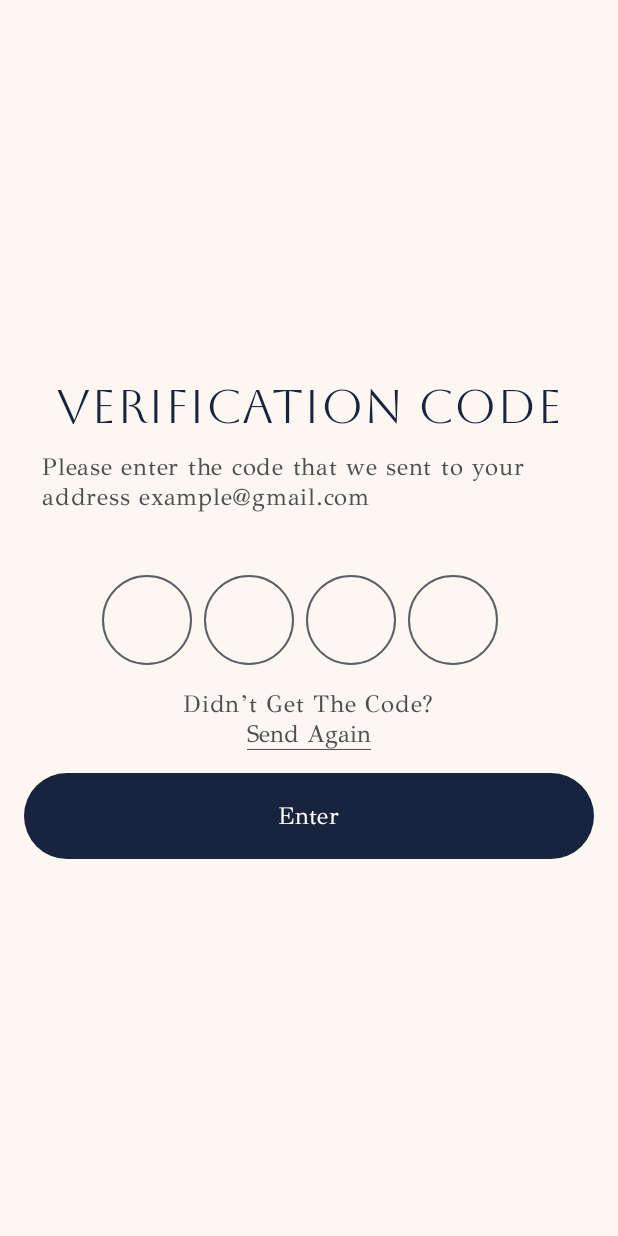
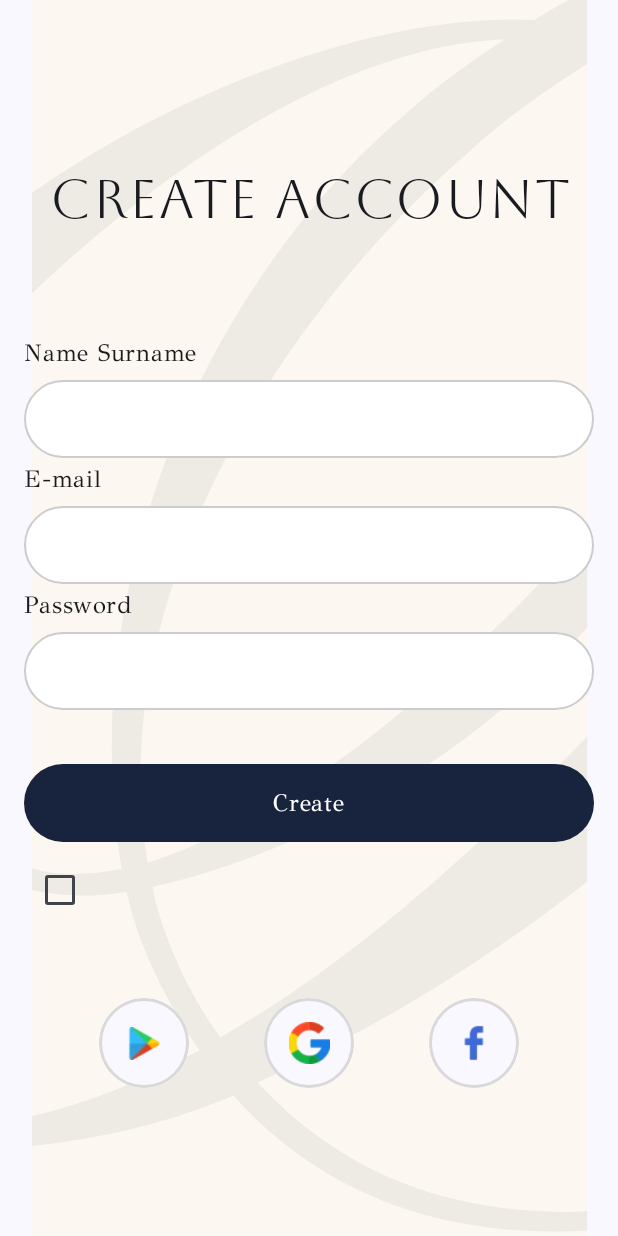
Before and after one commit to perimsu/Rarely-App, an Android app built with Jetpack Compose: the screen it shows after launch (MainActivity), on a phone screen of 412 x 824 dp. Run offline under Robolectric (Android 15) with nearby library versions, the phone set to English and light mode, and no system bars.

Commit message:
implemented register screen

```diff
--- a/app/src/main/java/com/example/rarelyapp/MainActivity.kt
+++ b/app/src/main/java/com/example/rarelyapp/MainActivity.kt
@@ -4,14 +4,14 @@ import android.os.Bundle
 import androidx.activity.ComponentActivity
 import androidx.activity.compose.setContent
 import androidx.activity.enableEdgeToEdge
+import androidx.activity.viewModels
 import androidx.compose.foundation.layout.fillMaxSize
-import androidx.compose.foundation.layout.padding
 import androidx.compose.material3.Scaffold
-import androidx.compose.material3.Text
-import androidx.compose.runtime.Composable
+import androidx.compose.runtime.getValue
 import androidx.compose.ui.Modifier
-import androidx.compose.ui.tooling.preview.Preview
-import com.example.rarelyapp.ui.authentication.VerificationScreen
+import androidx.lifecycle.compose.collectAsStateWithLifecycle
+import com.example.rarelyapp.ui.authentication.register.RegisterScreen
+import com.example.rarelyapp.ui.authentication.register.RegisterScreenViewmodel
 import com.example.rarelyapp.ui.theme.RarelyAppTheme
 
 class MainActivity : ComponentActivity() {
@@ -21,7 +21,13 @@ class MainActivity : ComponentActivity() {
         setContent {
             RarelyAppTheme {
                 Scaffold(modifier = Modifier.fillMaxSize()) { innerPadding ->
-                    VerificationScreen()
+                    val registerViewModel by viewModels<RegisterScreenViewmodel>()
+                    val uiState by registerViewModel.uiState.collectAsStateWithLifecycle()
+                    RegisterScreen(
+                        uiState = uiState,
+                        onRegisterSuccessfull = { },
+                        onAction = registerViewModel::onAction
+                    )
                 }
             }
         }
--- /dev/null
+++ b/app/src/main/java/com/example/rarelyapp/ui/authentication/register/RegisterScreen.kt
@@ -0,0 +1,145 @@
+package com.example.rarelyapp.ui.authentication.register
+
+import androidx.compose.foundation.Image
+import androidx.compose.foundation.layout.Arrangement
+import androidx.compose.foundation.layout.Box
+import androidx.compose.foundation.layout.Column
+import androidx.compose.foundation.layout.Row
+import androidx.compose.foundation.layout.Spacer
+import androidx.compose.foundation.layout.fillMaxSize
+import androidx.compose.foundation.layout.fillMaxWidth
+import androidx.compose.foundation.layout.height
+import androidx.compose.foundation.layout.padding
+import androidx.compose.material3.Checkbox
+import androidx.compose.runtime.Composable
+import androidx.compose.ui.Alignment
+import androidx.compose.ui.Modifier
+import androidx.compose.ui.res.painterResource
+import androidx.compose.ui.res.stringResource
+import androidx.compose.ui.text.input.PasswordVisualTransformation
+import androidx.compose.ui.tooling.preview.Preview
+import androidx.compose.ui.unit.dp
+import com.example.rarelyapp.R
+import com.example.rarelyapp.components.AuthProviderBox
+import com.example.rarelyapp.components.RarelyBaseButton
+import com.example.rarelyapp.components.RarelyBaseTextField
+import com.example.rarelyapp.components.RarelyTitleText
+import com.example.rarelyapp.ui.theme.RarelyAppTheme
+
+@Composable
+fun RegisterScreen(
+    uiState: RegisterScreenUiState,
+    onRegisterSuccessfull: () -> Unit,
+    onAction: (RegisterScreenAction) -> Unit
+) {
+    Box(
+        modifier = Modifier.fillMaxSize(),
+        contentAlignment = Alignment.Center
+    ) {
+        Image(
+            painter = painterResource(id = R.drawable.authentication_flow_background),
+            contentDescription = "Rarely logo",
+            modifier = Modifier.fillMaxSize()
+        )
+        RegisterScreenContent(
+            uiState = uiState,
+            onRegisterClicked = onRegisterSuccessfull,
+            onAction = onAction
+        )
+    }
+}
+
+@Composable
+fun RegisterScreenContent(
+    uiState: RegisterScreenUiState,
+    onAction: (RegisterScreenAction) -> Unit,
+    onRegisterClicked: () -> Unit,
+) {
+    Column(
+        modifier = Modifier
+            .fillMaxSize()
+            .padding(16.dp)
+    ) {
+        Spacer(modifier = Modifier.height(96.dp))
+        RarelyTitleText(stringResource(R.string.create_account), modifier = Modifier.fillMaxWidth())
+        Spacer(modifier = Modifier.height(72.dp))
+        Column(
+            horizontalAlignment = Alignment.Start,
+            verticalArrangement = Arrangement.Center
+        ) {
+            RarelyBaseTextField(
+                text = uiState.nameSurname,
+                onValueChange = { onAction(RegisterScreenAction.NameSurnameChanged(it)) },
+                textFieldHeader = stringResource(R.string.tf_header_name_surname)
+            )
+            Spacer(modifier = Modifier.height(4.dp))
+            RarelyBaseTextField(
+                text = uiState.email,
+                onValueChange = { onAction(RegisterScreenAction.EmailChanged(it)) },
+                textFieldHeader = stringResource(R.string.tf_header_email)
+            )
+            Spacer(modifier = Modifier.height(4.dp))
+            RarelyBaseTextField(
+                text = uiState.password,
+                visualTransformation = PasswordVisualTransformation(),
+                onValueChange = { onAction(RegisterScreenAction.PasswordChanged(it)) },
+                textFieldHeader = stringResource(R.string.tf_header_password)
+            )
+
+            Spacer(modifier = Modifier.height(36.dp))
+
+            RarelyBaseButton(
+                text = stringResource(R.string.button_create_account),
+                onClick = onRegisterClicked
+            )
+
+            Spacer(modifier = Modifier.height(8.dp))
+
+            Row(
+                verticalAlignment = Alignment.CenterVertically,
+            ) {
+                /*Text(
+                    text = stringResource(R.string.checkbox_remember_me),
+                    style = MaterialTheme.typography.bodyLarge.copy(fontSize = 14.sp)
+                )*/
+                Checkbox(
+                    checked = uiState.rememberMe,
+                    onCheckedChange = { onAction(RegisterScreenAction.RememberMeChanged(it)) },
+                )
+            }
+
+            Spacer(modifier = Modifier.height(48.dp))
+
+            Row(
+                modifier = Modifier.fillMaxWidth(),
+                horizontalArrangement = Arrangement.SpaceEvenly,
+                verticalAlignment = Alignment.CenterVertically
+            ) {
+                AuthProviderBox(
+                    authProviderLogoResource = R.drawable.auth_provider_play,
+                    size = 22.dp
+                )
+
+                AuthProviderBox(
+                    authProviderLogoResource = R.drawable.auth_provider_google,
+                )
+
+                AuthProviderBox(
+                    authProviderLogoResource = R.drawable.auth_provider_facebook,
+                )
+            }
+        }
+    }
+}
+
+@Preview(showBackground = true, showSystemUi = false)
+@Composable
+fun RegisterScreenPreview() {
+    RarelyAppTheme {
+        RegisterScreen(
+            uiState = RegisterScreenUiState(),
+            onRegisterSuccessfull = {},
+            onAction = {}
+        )
+    }
+}
--- /dev/null
+++ b/app/src/main/java/com/example/rarelyapp/ui/authentication/register/RegisterScreenUiState.kt
@@ -0,0 +1,8 @@
+package com.example.rarelyapp.ui.authentication.register
+
+data class RegisterScreenUiState(
+    val nameSurname: String = "",
+    val email: String = "",
+    val password: String = "",
+    val rememberMe: Boolean = false,
+)
--- a/app/src/main/res/values/strings.xml
+++ b/app/src/main/res/values/strings.xml
@@ -10,4 +10,11 @@
     <string name="code_message">Didn’t Get The Code?</string>
     <string name="send_again">Send Again</string>
     <string name="enter">Enter</string>
+    <string name="create_account">CREATE ACCOUNT</string>
+    <string name="tf_header_name_surname">Name Surname</string>
+    <string name="password">Password</string>
+    <string name="tf_header_email">E-mail</string>
+    <string name="tf_header_password">Password</string>
+    <string name="button_create_account">Create</string>
+    <string name="checkbox_remember_me">Remember me</string>
 </resources>
```
Also changed, not shown: app/src/main/java/com/example/rarelyapp/ui/authentication/register/RegisterScreenAction.kt (added, +12 -0 lines), app/src/main/java/com/example/rarelyapp/ui/authentication/register/RegisterScreenViewmodel.kt (added, +48 -0 lines).
